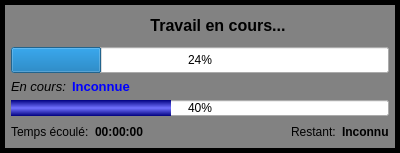
Qt form python/resources/ui/progressdialog.ui (introlab/OpenIMU) before a commit.
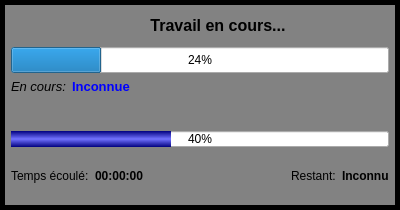
The same form after that commit. Icons and pictures are not drawn.

```diff
--- a/python/resources/ui/progressdialog.ui
+++ b/python/resources/ui/progressdialog.ui
@@ -7,7 +7,7 @@
     <x>0</x>
     <y>0</y>
     <width>400</width>
-    <height>145</height>
+    <height>210</height>
    </rect>
   </property>
   <property name="sizePolicy">
@@ -242,19 +242,6 @@
      </item>
     </layout>
    </item>
-   <item>
-    <spacer name="verticalSpacer">
-     <property name="orientation">
-      <enum>Qt::Vertical</enum>
-     </property>
-     <property name="sizeHint" stdset="0">
-      <size>
-       <width>20</width>
-       <height>40</height>
-      </size>
-     </property>
-    </spacer>
-   </item>
   </layout>
  </widget>
  <resources>
```
